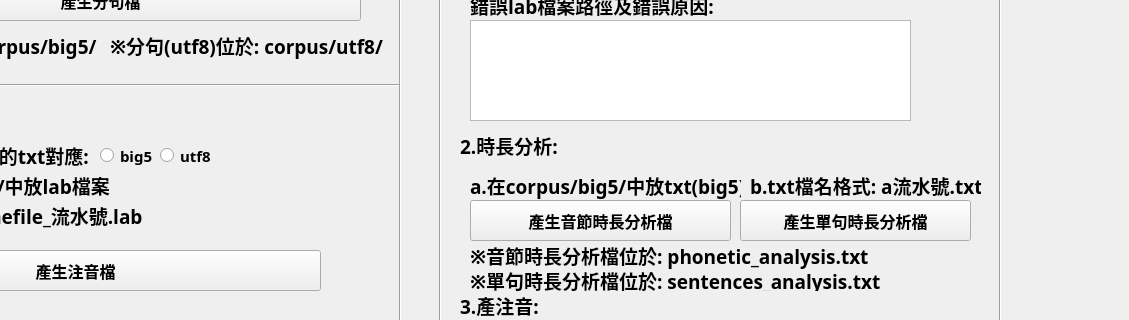
Qt form phonetic_mark_tool_ui.ui (KennyChenFight/phonetic_mark_tool) before a commit; both pictures show x 250 to 1379 and y 200 to 520 of the 1379 by 714 pixel window.
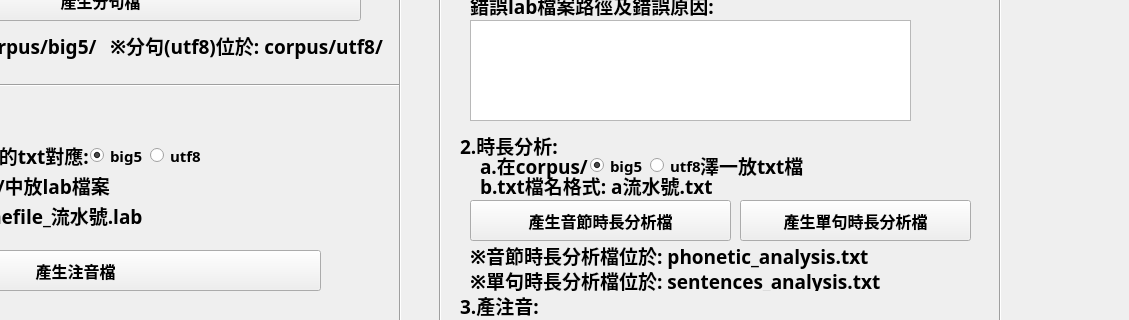
The same form after that commit. Icons and pictures are not drawn.

What changed in the file:
```diff
--- a/phonetic_mark_tool_ui.ui
+++ b/phonetic_mark_tool_ui.ui
@@ -266,9 +266,9 @@
    <widget class="QLabel" name="label_7">
     <property name="geometry">
      <rect>
-      <x>720</x>
-      <y>370</y>
-      <width>271</width>
+      <x>730</x>
+      <y>350</y>
+      <width>111</width>
       <height>31</height>
      </rect>
     </property>
@@ -284,15 +284,15 @@
      <set>Qt::ImhFormattedNumbersOnly</set>
     </property>
     <property name="text">
-     <string>a.在corpus/big5/中放txt(big5)</string>
+     <string>a.在corpus/</string>
     </property>
    </widget>
    <widget class="QLabel" name="label_9">
     <property name="geometry">
      <rect>
-      <x>1000</x>
+      <x>730</x>
       <y>370</y>
-      <width>231</width>
+      <width>271</width>
       <height>31</height>
      </rect>
     </property>
@@ -716,7 +716,7 @@
      <rect>
       <x>710</x>
       <y>330</y>
-      <width>281</width>
+      <width>101</width>
       <height>31</height>
      </rect>
     </property>
@@ -849,51 +849,6 @@
      <string>錄音前-標記注音</string>
     </property>
    </widget>
-   <widget class="QRadioButton" name="rb_big5">
-    <property name="geometry">
-     <rect>
-      <x>320</x>
-      <y>150</y>
-      <width>83</width>
-      <height>20</height>
-     </rect>
-    </property>
-    <property name="font">
-     <font>
-      <family>微軟正黑體</family>
-      <pointsize>11</pointsize>
-      <weight>75</weight>
-      <bold>true</bold>
-     </font>
-    </property>
-    <property name="text">
-     <string>big5</string>
-    </property>
-    <property name="checked">
-     <bool>true</bool>
-    </property>
-   </widget>
-   <widget class="QRadioButton" name="rb_utf8">
-    <property name="geometry">
-     <rect>
-      <x>380</x>
-      <y>150</y>
-      <width>61</width>
-      <height>21</height>
-     </rect>
-    </property>
-    <property name="font">
-     <font>
-      <family>微軟正黑體</family>
-      <pointsize>11</pointsize>
-      <weight>75</weight>
-      <bold>true</bold>
-     </font>
-    </property>
-    <property name="text">
-     <string>utf8</string>
-    </property>
-   </widget>
    <widget class="QLabel" name="label_25">
     <property name="geometry">
      <rect>
@@ -918,54 +873,6 @@
      <string>選擇corpus.txt的編碼格式:</string>
     </property>
    </widget>
-   <widget class="QRadioButton" name="rb_big5_2">
-    <property name="geometry">
-     <rect>
-      <x>350</x>
-      <y>340</y>
-      <width>61</width>
-      <height>31</height>
-     </rect>
-    </property>
-    <property name="font">
-     <font>
-      <family>微軟正黑體</family>
-      <pointsize>11</pointsize>
-      <weight>75</weight>
-      <bold>true</bold>
-     </font>
-    </property>
-    <property name="text">
-     <string>big5</string>
-    </property>
-    <property name="checkable">
-     <bool>true</bool>
-    </property>
-    <property name="checked">
-     <bool>false</bool>
-    </property>
-   </widget>
-   <widget class="QRadioButton" name="rb_utf8_2">
-    <property name="geometry">
-     <rect>
-      <x>410</x>
-      <y>340</y>
-      <width>61</width>
-      <height>31</height>
-     </rect>
-    </property>
-    <property name="font">
-     <font>
-      <family>微軟正黑體</family>
-      <pointsize>11</pointsize>
-      <weight>75</weight>
-      <bold>true</bold>
-     </font>
-    </property>
-    <property name="text">
-     <string>utf8</string>
-    </property>
-   </widget>
    <widget class="QLabel" name="label_26">
     <property name="geometry">
      <rect>
@@ -990,6 +897,201 @@
      <string>a.選擇與哪個資料夾的txt對應:</string>
     </property>
    </widget>
+   <widget class="QWidget" name="widget" native="true">
+    <property name="geometry">
+     <rect>
+      <x>310</x>
+      <y>120</y>
+      <width>131</width>
+      <height>61</height>
+     </rect>
+    </property>
+    <widget class="QRadioButton" name="rb_big5">
+     <property name="geometry">
+      <rect>
+       <x>10</x>
+       <y>30</y>
+       <width>83</width>
+       <height>20</height>
+      </rect>
+     </property>
+     <property name="font">
+      <font>
+       <family>微軟正黑體</family>
+       <pointsize>11</pointsize>
+       <weight>75</weight>
+       <bold>true</bold>
+      </font>
+     </property>
+     <property name="text">
+      <string>big5</string>
+     </property>
+     <property name="checked">
+      <bool>true</bool>
+     </property>
+    </widget>
+    <widget class="QRadioButton" name="rb_utf8">
+     <property name="geometry">
+      <rect>
+       <x>70</x>
+       <y>30</y>
+       <width>61</width>
+       <height>21</height>
+      </rect>
+     </property>
+     <property name="font">
+      <font>
+       <family>微軟正黑體</family>
+       <pointsize>11</pointsize>
+       <weight>75</weight>
+       <bold>true</bold>
+      </font>
+     </property>
+     <property name="text">
+      <string>utf8</string>
+     </property>
+    </widget>
+   </widget>
+   <widget class="QWidget" name="widget_2" native="true">
+    <property name="geometry">
+     <rect>
+      <x>330</x>
+      <y>320</y>
+      <width>131</width>
+      <height>51</height>
+     </rect>
+    </property>
+    <widget class="QRadioButton" name="rb_utf8_2">
+     <property name="geometry">
+      <rect>
+       <x>70</x>
+       <y>20</y>
+       <width>61</width>
+       <height>31</height>
+      </rect>
+     </property>
+     <property name="font">
+      <font>
+       <family>微軟正黑體</family>
+       <pointsize>11</pointsize>
+       <weight>75</weight>
+       <bold>true</bold>
+      </font>
+     </property>
+     <property name="text">
+      <string>utf8</string>
+     </property>
+    </widget>
+    <widget class="QRadioButton" name="rb_big5_2">
+     <property name="geometry">
+      <rect>
+       <x>10</x>
+       <y>20</y>
+       <width>61</width>
+       <height>31</height>
+      </rect>
+     </property>
+     <property name="font">
+      <font>
+       <family>微軟正黑體</family>
+       <pointsize>11</pointsize>
+       <weight>75</weight>
+       <bold>true</bold>
+      </font>
+     </property>
+     <property name="text">
+      <string>big5</string>
+     </property>
+     <property name="checkable">
+      <bool>true</bool>
+     </property>
+     <property name="checked">
+      <bool>true</bool>
+     </property>
+    </widget>
+   </widget>
+   <widget class="QWidget" name="widget_3" native="true">
+    <property name="geometry">
+     <rect>
+      <x>830</x>
+      <y>330</y>
+      <width>131</width>
+      <height>61</height>
+     </rect>
+    </property>
+    <widget class="QRadioButton" name="rb_utf8_3">
+     <property name="geometry">
+      <rect>
+       <x>70</x>
+       <y>20</y>
+       <width>61</width>
+       <height>31</height>
+      </rect>
+     </property>
+     <property name="font">
+      <font>
+       <family>微軟正黑體</family>
+       <pointsize>11</pointsize>
+       <weight>75</weight>
+       <bold>true</bold>
+      </font>
+     </property>
+     <property name="text">
+      <string>utf8</string>
+     </property>
+    </widget>
+    <widget class="QRadioButton" name="rb_big5_3">
+     <property name="geometry">
+      <rect>
+       <x>10</x>
+       <y>20</y>
+       <width>61</width>
+       <height>31</height>
+      </rect>
+     </property>
+     <property name="font">
+      <font>
+       <family>微軟正黑體</family>
+       <pointsize>11</pointsize>
+       <weight>75</weight>
+       <bold>true</bold>
+      </font>
+     </property>
+     <property name="text">
+      <string>big5</string>
+     </property>
+     <property name="checkable">
+      <bool>true</bool>
+     </property>
+     <property name="checked">
+      <bool>true</bool>
+     </property>
+    </widget>
+   </widget>
+   <widget class="QLabel" name="label_27">
+    <property name="geometry">
+     <rect>
+      <x>950</x>
+      <y>350</y>
+      <width>271</width>
+      <height>31</height>
+     </rect>
+    </property>
+    <property name="font">
+     <font>
+      <family>微軟正黑體</family>
+      <pointsize>14</pointsize>
+      <weight>75</weight>
+      <bold>true</bold>
+     </font>
+    </property>
+    <property name="inputMethodHints">
+     <set>Qt::ImhFormattedNumbersOnly</set>
+    </property>
+    <property name="text">
+     <string>澤一放txt檔</string>
+    </property>
+   </widget>
   </widget>
   <widget class="QMenuBar" name="menubar">
    <property name="geometry">
```
